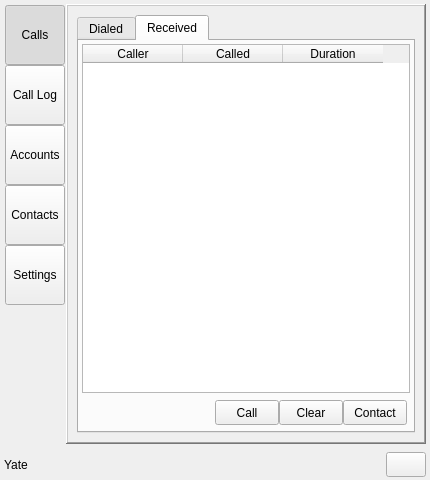
Qt form share/skins/default/qt4client.ui (itds-consulting/yate) before a commit.
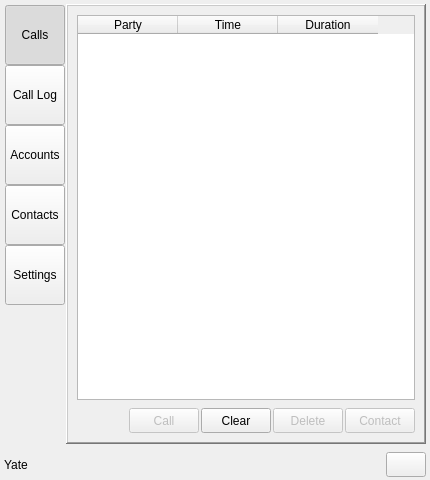
The same form after that commit. The open tabs and pages were chosen to show the change. Icons and pictures are not drawn.

Commit message: DefaultLogic is now using an accounts list for accounts and contacts management. Fixed account and contact add/edit bugs. Calls log is now shown using a common table for incoming and outgoing. Fixed DefaultLogic resource.notify and user.roster processing.

```diff
--- a/share/skins/default/qt4client.ui
+++ b/share/skins/default/qt4client.ui
@@ -397,7 +397,7 @@
          <enum>QFrame::Raised</enum>
         </property>
         <property name="currentIndex" >
-         <number>0</number>
+         <number>1</number>
         </property>
         <widget class="QWidget" name="PageCalls" >
          <property name="sizePolicy" >
@@ -1628,22 +1628,6 @@
            <number>9</number>
           </property>
           <item>
-           <widget class="QFrame" name="framePageCDR" >
-            <property name="sizePolicy" >
-             <sizepolicy vsizetype="Expanding" hsizetype="Expanding" >
-              <horstretch>0</horstretch>
-              <verstretch>0</verstretch>
-             </sizepolicy>
-            </property>
-            <property name="frameShape" >
-             <enum>QFrame::NoFrame</enum>
-            </property>
-            <property name="frameShadow" >
-             <enum>QFrame::Raised</enum>
-            </property>
-            <property name="lineWidth" >
-             <number>1</number>
-            </property>
             <layout class="QVBoxLayout" >
              <property name="spacing" >
               <number>4</number>
@@ -1661,61 +1645,10 @@
               <number>0</number>
              </property>
              <item>
-              <widget class="QTabWidget" name="tabWidget" >
-               <property name="currentIndex" >
-                <number>0</number>
-               </property>
-               <widget class="QWidget" name="tabLogOutgoing" >
-                <attribute name="title" >
-                 <string>Dialed</string>
-                </attribute>
-                <attribute name="icon" >
-                 <iconset>up.png</iconset>
-                </attribute>
-                <layout class="QVBoxLayout" >
-                 <property name="spacing" >
-                  <number>4</number>
-                 </property>
-                 <property name="leftMargin" >
-                  <number>0</number>
-                 </property>
-                 <property name="topMargin" >
-                  <number>0</number>
-                 </property>
-                 <property name="rightMargin" >
-                  <number>0</number>
-                 </property>
-                 <property name="bottomMargin" >
-                  <number>0</number>
-                 </property>
-                 <item>
-                  <layout class="QVBoxLayout" >
-                   <property name="spacing" >
-                    <number>4</number>
-                   </property>
-                   <property name="leftMargin" >
-                    <number>3</number>
-                   </property>
-                   <property name="topMargin" >
-                    <number>3</number>
-                   </property>
-                   <property name="rightMargin" >
-                    <number>3</number>
-                   </property>
-                   <property name="bottomMargin" >
-                    <number>3</number>
-                   </property>
-                   <item>
-                    <widget class="QTableWidget" name="log_outgoing" >
-                     <property name="autoFillBackground" >
-                      <bool>false</bool>
-                     </property>
+             <widget class="QTableWidget" name="log" >
                      <property name="editTriggers" >
                       <set>QAbstractItemView::NoEditTriggers</set>
                      </property>
-                     <property name="alternatingRowColors" >
-                      <bool>true</bool>
-                     </property>
                      <property name="selectionMode" >
                       <enum>QAbstractItemView::SingleSelection</enum>
                      </property>
@@ -1727,12 +1660,12 @@
                      </property>
                      <column>
                       <property name="text" >
-                       <string>Caller</string>
+                <string>Party</string>
                       </property>
                      </column>
                      <column>
                       <property name="text" >
-                       <string>Called</string>
+                <string>Time</string>
                       </property>
                      </column>
                      <column>
@@ -1745,19 +1678,19 @@
                    <item>
                     <layout class="QHBoxLayout" >
                      <property name="spacing" >
-                      <number>0</number>
+               <number>2</number>
                      </property>
                      <property name="leftMargin" >
-                      <number>3</number>
+               <number>0</number>
                      </property>
                      <property name="topMargin" >
-                      <number>3</number>
+               <number>4</number>
                      </property>
                      <property name="rightMargin" >
-                      <number>3</number>
+               <number>0</number>
                      </property>
                      <property name="bottomMargin" >
-                      <number>3</number>
+               <number>0</number>
                      </property>
                      <item>
                       <spacer>
@@ -1773,16 +1706,25 @@
                       </spacer>
                      </item>
                      <item>
-                      <widget class="QPushButton" name="log_out_call" >
+               <widget class="QPushButton" name="log_call" >
+                <property name="enabled" >
+                 <bool>false</bool>
+                </property>
+                <property name="sizePolicy" >
+                 <sizepolicy vsizetype="Fixed" hsizetype="Fixed" >
+                  <horstretch>0</horstretch>
+                  <verstretch>0</verstretch>
+                 </sizepolicy>
+                </property>
                        <property name="minimumSize" >
                         <size>
-                         <width>0</width>
+                  <width>70</width>
                          <height>25</height>
                         </size>
                        </property>
                        <property name="maximumSize" >
                         <size>
-                         <width>64</width>
+                  <width>70</width>
                          <height>25</height>
                         </size>
                        </property>
@@ -1804,21 +1746,27 @@
                       </widget>
                      </item>
                      <item>
-                      <widget class="QPushButton" name="log_out_clear" >
+               <widget class="QPushButton" name="log_clear" >
+                <property name="sizePolicy" >
+                 <sizepolicy vsizetype="Fixed" hsizetype="Fixed" >
+                  <horstretch>0</horstretch>
+                  <verstretch>0</verstretch>
+                 </sizepolicy>
+                </property>
                        <property name="minimumSize" >
                         <size>
-                         <width>0</width>
+                  <width>70</width>
                          <height>25</height>
                         </size>
                        </property>
                        <property name="maximumSize" >
                         <size>
-                         <width>64</width>
+                  <width>70</width>
                          <height>25</height>
                         </size>
                        </property>
                        <property name="toolTip" >
-                        <string>Clear all incoming calls log</string>
+                 <string>Clear all calls log</string>
                        </property>
                        <property name="text" >
                         <string>Clear</string>
@@ -1833,176 +1781,41 @@
                         </size>
                        </property>
                        <property name="_yate_identity" stdset="0" >
-                        <string>clear:log_outgoing</string>
+                 <string>clear:log:</string>
                        </property>
                       </widget>
                      </item>
                      <item>
-                      <widget class="QPushButton" name="log_out_contact" >
-                       <property name="minimumSize" >
-                        <size>
-                         <width>0</width>
-                         <height>25</height>
-                        </size>
-                       </property>
-                       <property name="maximumSize" >
-                        <size>
-                         <width>64</width>
-                         <height>25</height>
-                        </size>
-                       </property>
-                       <property name="toolTip" >
-                        <string>Turn this number into a contact</string>
-                       </property>
-                       <property name="text" >
-                        <string>Contact</string>
-                       </property>
-                       <property name="icon" >
-                        <iconset>book.png</iconset>
-                       </property>
-                       <property name="iconSize" >
-                        <size>
-                         <width>16</width>
-                         <height>16</height>
-                        </size>
-                       </property>
-                      </widget>
-                     </item>
-                    </layout>
-                   </item>
-                  </layout>
-                 </item>
-                </layout>
-               </widget>
-               <widget class="QWidget" name="tabLogIncoming" >
-                <attribute name="title" >
-                 <string>Received</string>
-                </attribute>
-                <attribute name="icon" >
-                 <iconset>down.png</iconset>
-                </attribute>
-                <layout class="QVBoxLayout" >
-                 <property name="spacing" >
-                  <number>0</number>
-                 </property>
-                 <property name="leftMargin" >
-                  <number>0</number>
-                 </property>
-                 <property name="topMargin" >
-                  <number>0</number>
-                 </property>
-                 <property name="rightMargin" >
-                  <number>0</number>
-                 </property>
-                 <property name="bottomMargin" >
-                  <number>0</number>
-                 </property>
-                 <item>
-                  <layout class="QVBoxLayout" >
-                   <property name="spacing" >
-                    <number>4</number>
-                   </property>
-                   <property name="leftMargin" >
-                    <number>3</number>
-                   </property>
-                   <property name="topMargin" >
-                    <number>3</number>
-                   </property>
-                   <property name="rightMargin" >
-                    <number>3</number>
-                   </property>
-                   <property name="bottomMargin" >
-                    <number>3</number>
-                   </property>
-                   <item>
-                    <widget class="QTableWidget" name="log_incoming" >
-                     <property name="autoFillBackground" >
+               <widget class="QPushButton" name="log_del" >
+                <property name="enabled" >
                       <bool>false</bool>
                      </property>
-                     <property name="editTriggers" >
-                      <set>QAbstractItemView::NoEditTriggers</set>
-                     </property>
-                     <property name="alternatingRowColors" >
-                      <bool>true</bool>
-                     </property>
-                     <property name="selectionMode" >
-                      <enum>QAbstractItemView::SingleSelection</enum>
-                     </property>
-                     <property name="selectionBehavior" >
-                      <enum>QAbstractItemView::SelectRows</enum>
-                     </property>
-                     <property name="columnCount" >
-                      <number>3</number>
-                     </property>
-                     <column>
-                      <property name="text" >
-                       <string>Caller</string>
-                      </property>
-                     </column>
-                     <column>
-                      <property name="text" >
-                       <string>Called</string>
-                      </property>
-                     </column>
-                     <column>
-                      <property name="text" >
-                       <string>Duration</string>
-                      </property>
-                     </column>
-                    </widget>
-                   </item>
-                   <item>
-                    <layout class="QHBoxLayout" >
-                     <property name="spacing" >
-                      <number>0</number>
-                     </property>
-                     <property name="leftMargin" >
-                      <number>3</number>
-                     </property>
-                     <property name="topMargin" >
-                      <number>3</number>
-                     </property>
-                     <property name="rightMargin" >
-                      <number>3</number>
-                     </property>
-                     <property name="bottomMargin" >
-                      <number>3</number>
-                     </property>
-                     <item>
-                      <spacer>
-                       <property name="orientation" >
-                        <enum>Qt::Horizontal</enum>
-                       </property>
-                       <property name="sizeHint" >
-                        <size>
-                         <width>40</width>
-                         <height>20</height>
-                        </size>
-                       </property>
-                      </spacer>
-                     </item>
-                     <item>
-                      <widget class="QPushButton" name="log_in_call" >
+                <property name="sizePolicy" >
+                 <sizepolicy vsizetype="Fixed" hsizetype="Fixed" >
+                  <horstretch>0</horstretch>
+                  <verstretch>0</verstretch>
+                 </sizepolicy>
+                </property>
                        <property name="minimumSize" >
                         <size>
-                         <width>0</width>
+                  <width>70</width>
                          <height>25</height>
                         </size>
                        </property>
                        <property name="maximumSize" >
                         <size>
-                         <width>64</width>
+                  <width>70</width>
                          <height>25</height>
                         </size>
                        </property>
                        <property name="toolTip" >
-                        <string>Call back this number</string>
+                 <string>Delete the selected call log</string>
                        </property>
                        <property name="text" >
-                        <string>Call</string>
+                 <string>Delete</string>
                        </property>
                        <property name="icon" >
-                        <iconset>phone.png</iconset>
+                 <iconset>close.png</iconset>
                        </property>
                        <property name="iconSize" >
                         <size>
@@ -2010,53 +1823,31 @@
                          <height>20</height>
                         </size>
                        </property>
-                      </widget>
-                     </item>
-                     <item>
-                      <widget class="QPushButton" name="log_in_clear" >
-                       <property name="minimumSize" >
-                        <size>
-                         <width>0</width>
-                         <height>25</height>
-                        </size>
-                       </property>
-                       <property name="maximumSize" >
-                        <size>
-                         <width>64</width>
-                         <height>25</height>
-                        </size>
-                       </property>
-                       <property name="toolTip" >
-                        <string>Clear all incoming calls log</string>
-                       </property>
-                       <property name="text" >
-                        <string>Clear</string>
-                       </property>
-                       <property name="icon" >
-                        <iconset>cdr_clear.png</iconset>
-                       </property>
-                       <property name="iconSize" >
-                        <size>
-                         <width>20</width>
-                         <height>20</height>
-                        </size>
-                       </property>
                        <property name="_yate_identity" stdset="0" >
-                        <string>clear:log_incoming</string>
+                 <string>deleteselecteditem:log:</string>
                        </property>
                       </widget>
                      </item>
                      <item>
-                      <widget class="QPushButton" name="log_in_contact" >
+               <widget class="QPushButton" name="log_contact" >
+                <property name="enabled" >
+                 <bool>false</bool>
+                </property>
+                <property name="sizePolicy" >
+                 <sizepolicy vsizetype="Fixed" hsizetype="Fixed" >
+                  <horstretch>0</horstretch>
+                  <verstretch>0</verstretch>
+                 </sizepolicy>
+                </property>
                        <property name="minimumSize" >
                         <size>
-                         <width>0</width>
+                  <width>70</width>
                          <height>25</height>
                         </size>
                        </property>
                        <property name="maximumSize" >
                         <size>
-                         <width>64</width>
+                  <width>70</width>
                          <height>25</height>
                         </size>
                        </property>
@@ -2080,13 +1871,6 @@
                     </layout>
                    </item>
                   </layout>
-                 </item>
-                </layout>
-               </widget>
-              </widget>
-             </item>
-            </layout>
-           </widget>
           </item>
          </layout>
         </widget>
@@ -2318,6 +2102,9 @@
                  <height>20</height>
                 </size>
                </property>
+               <property name="_yate_identity" stdset="0" >
+                <string>deleteselecteditem:accounts:</string>
+               </property>
               </widget>
              </item>
              <item>
@@ -2421,7 +2208,7 @@
                 <enum>QAbstractItemView::SelectRows</enum>
                </property>
                <property name="columnCount" >
-                <number>5</number>
+                <number>2</number>
                </property>
                <column>
                 <property name="text" >
@@ -2433,21 +2220,6 @@
                  <string>Number/URI</string>
                 </property>
                </column>
-               <column>
-                <property name="text" >
-                 <string>hidden:account</string>
-                </property>
-               </column>
-               <column>
-                <property name="text" >
-                 <string>hidden:protocol</string>
-                </property>
-               </column>
-               <column>
-                <property name="text" >
-                 <string>hidden:editable</string>
-                </property>
-               </column>
               </widget>
              </item>
              <item>
@@ -2584,6 +2356,9 @@
                     <height>20</height>
                    </size>
                   </property>
+                  <property name="_yate_identity" stdset="0" >
+                   <string>deleteselecteditem:contacts:</string>
+                  </property>
                  </widget>
                 </item>
                 <item>
```
Lines whose indentation alone changed are shown as unchanged. The commit also changes 5 other files.
